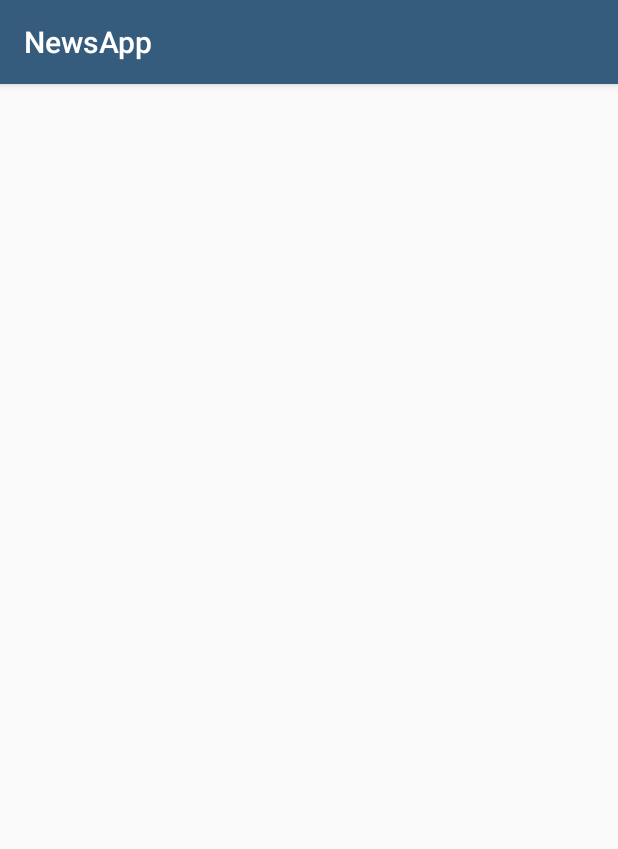
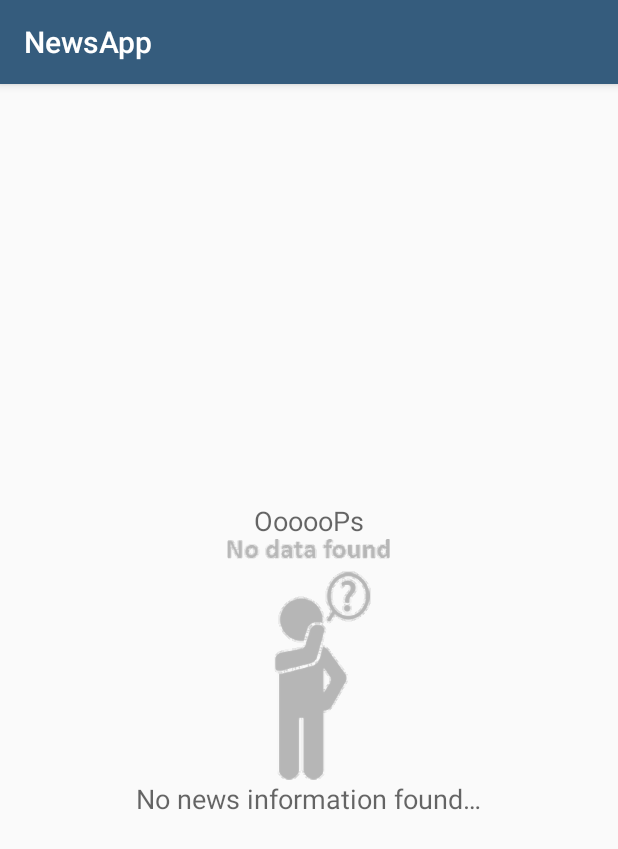
Before and after one commit to fragargon/NewsApp, an Android app: the screen it shows after launch (MainActivity), on a phone screen of 412 x 824 dp. Shown: the top 849 px of the screen. Run offline under Robolectric (Android 15) with nearby library versions, the phone set to English and light mode, and no system bars; 1 statement that could not run was skipped.

Commit message:
add EmptyRecyclerView subClass

```diff
--- a/app/src/main/java/com/example/android/newsapp/MainActivity.java
+++ b/app/src/main/java/com/example/android/newsapp/MainActivity.java
@@ -5,10 +5,11 @@ import android.content.Loader;
 import android.os.Bundle;
 import android.support.v7.app.AppCompatActivity;
 import android.support.v7.widget.LinearLayoutManager;
-import android.support.v7.widget.RecyclerView;
 import android.view.View;
+import android.widget.ImageView;
 import android.widget.TextView;
 
+import com.example.android.newsapp.adapter.EmptyRecyclerView;
 import com.example.android.newsapp.adapter.NewsAdapter;
 import com.example.android.newsapp.model.Constant;
 import com.example.android.newsapp.model.News;
@@ -24,8 +25,11 @@ public class MainActivity extends AppCompatActivity implements
 
     /* Various initializer */
     private NewsAdapter newsAdapter;
-    private RecyclerView recyclerView;
-    private TextView emptyView;
+    private EmptyRecyclerView recyclerView;
+    private TextView tv1;
+    private TextView tv2;
+    private ImageView imageView;
+    private View emptyView;
     private List<News> newsList;
 
     @Override
@@ -34,8 +38,10 @@ public class MainActivity extends AppCompatActivity implements
         setContentView(R.layout.activity_main);
 
         /* Getting the UI */
-        recyclerView = findViewById(R.id.recycler_view);
-        emptyView = findViewById(R.id.empty_view);
+        initViews();
+
+        /* set empty view */
+        recyclerView.setEmptyView(emptyView);
 
         /* set the layout recyclerView. */
         recyclerView.setLayoutManager(new LinearLayoutManager(this));
@@ -53,14 +59,14 @@ public class MainActivity extends AppCompatActivity implements
         loaderManager.initLoader(Constant.NEWS_LOADER_ID, null, this);
     }
 
-    private void setEmptyView(List<News> data) {
-        if(data.size() == 0) {
-            recyclerView.setVisibility(View.GONE);
-            emptyView.setVisibility(View.VISIBLE);
-        } else{
-            recyclerView.setVisibility(View.VISIBLE);
-            emptyView.setVisibility(View.GONE);
-        }
+    private void initViews () {
+        // casting the Views.
+        recyclerView = findViewById(R.id.recycler_view);
+        emptyView = findViewById(R.id.empty_view);
+        tv1 = findViewById(R.id.text_view_empty1);
+        tv2 = findViewById(R.id.text_view_empty2);
+        imageView = findViewById(R.id.image_view_empty);
+
     }
 
     /**
@@ -77,7 +83,10 @@ public class MainActivity extends AppCompatActivity implements
      */
     @Override
     public void onLoadFinished(Loader<List<News>> loader, List<News> data) {
-        setEmptyView(data);
+        // Set empty state text to display "No news information found…"
+        tv1.setText(R.string.no_data);
+        tv2.setText(R.string.no_data_1);
+        imageView.setImageResource(R.drawable.nodatafound);
         // Clear the adapter of previous news data.
         newsAdapter.clearAll();
 
--- /dev/null
+++ b/app/src/main/java/com/example/android/newsapp/adapter/EmptyRecyclerView.java
@@ -0,0 +1,94 @@
+package com.example.android.newsapp.adapter;
+
+import android.content.Context;
+import android.support.v7.widget.RecyclerView;
+import android.util.AttributeSet;
+import android.view.View;
+
+/**
+ * Here is the source code for this EmptyRecyclerView
+ * https://gist.github.com/adelnizamutdinov/31c8f054d1af4588dc5c
+ * It's an implementation of an AdapterDataObserver that allows
+ * to set a View as the default empty layout for recyclerView.
+ * It's a subClass of RecyclerView.
+ */
+
+public class EmptyRecyclerView extends RecyclerView {
+
+    private View emptyView;
+
+
+    final private AdapterDataObserver observer = new AdapterDataObserver() {
+        @Override
+        public void onChanged() {
+            checkIfEmpty();
+        }
+
+        @Override
+        public void onItemRangeInserted(int positionStart, int itemCount) {
+            checkIfEmpty();
+        }
+
+        @Override
+        public void onItemRangeRemoved(int positionStart, int itemCount) {
+            checkIfEmpty();
+        }
+    };
+
+    public EmptyRecyclerView(Context context) {
+        super(context);
+    }
+
+    public EmptyRecyclerView(Context context, AttributeSet attrs) {
+        super(context, attrs);
+    }
+
+    public EmptyRecyclerView(Context context, AttributeSet attrs,
+                             int defStyle) {
+        super(context, attrs, defStyle);
+    }
+
+    /**
+     * This method checks if both the empty view and adapter are not null.
+     * If the item count provided by the adapter is equal to zero the empty
+     * view is shown and the EmptyRecyclerView is hidden.
+     * If the item count provided by the adapter is not zero then the empty
+     * view is hidden and the EmptyRecyclerView is shown.
+     */
+    void checkIfEmpty() {
+        if (emptyView != null && getAdapter() != null) {
+            final boolean emptyViewVisible =
+                    getAdapter().getItemCount() == 0;
+            emptyView.setVisibility(emptyViewVisible ? VISIBLE : GONE);
+            setVisibility(emptyViewVisible ? GONE : VISIBLE);
+        }
+    }
+
+    /**
+     *
+     * @param adapter override the method setAdapter of its superclass
+     *                and register an AdapterObserver whenever an adapter is set.
+     *                It also unregisters the observer whenever the adapter is changed or unset.
+     *                The AdapterObserver calls checkIfEmpty() every time it observes an event that
+     *                changes the content of the adapter.
+     *                CheckIfEmpty() is also called when the adapter or empty view are set.
+     */
+    @Override
+    public void setAdapter(Adapter adapter) {
+        final Adapter oldAdapter = getAdapter();
+        if (oldAdapter != null) {
+            oldAdapter.unregisterAdapterDataObserver(observer);
+        }
+        super.setAdapter(adapter);
+        if (adapter != null) {
+            adapter.registerAdapterDataObserver(observer);
+        }
+
+        checkIfEmpty();
+    }
+
+    public void setEmptyView(View emptyView) {
+        this.emptyView = emptyView;
+        checkIfEmpty();
+    }
+}
--- a/app/src/main/res/layout/activity_main.xml
+++ b/app/src/main/res/layout/activity_main.xml
@@ -6,18 +6,36 @@
     android:layout_height="match_parent"
     tools:context="com.example.android.newsapp.MainActivity">
 
-    <android.support.v7.widget.RecyclerView
+    <com.example.android.newsapp.adapter.EmptyRecyclerView
         android:id="@+id/recycler_view"
         android:layout_width="match_parent"
         android:layout_height="match_parent"/>
 
-    <!-- This display an emptyView -->
-    <TextView
+    <!-- Empty view is only visible when the list has no items. --> -->
+    <LinearLayout
         android:id="@+id/empty_view"
-        android:layout_width="wrap_content"
+        android:layout_width="match_parent"
         android:layout_height="wrap_content"
         android:layout_centerInParent="true"
-        tools:text="@string/no_data"
-        android:textAppearance="?android:textAppearanceMedium"/>
+        android:gravity="center_horizontal"
+        android:orientation="vertical">
+
+        <TextView
+            android:id="@+id/text_view_empty1"
+            android:layout_width="wrap_content"
+            android:layout_height="wrap_content"
+            android:textAppearance="?android:textAppearanceMedium"/>
+
+        <ImageView
+            android:id="@+id/image_view_empty"
+            android:layout_width="wrap_content"
+            android:layout_height="wrap_content" />
+
+        <TextView
+            android:id="@+id/text_view_empty2"
+            android:layout_width="wrap_content"
+            android:layout_height="wrap_content"
+            android:textAppearance="?android:textAppearanceMedium"/>
+    </LinearLayout>
 
 </RelativeLayout>
--- a/app/src/main/res/values/strings.xml
+++ b/app/src/main/res/values/strings.xml
@@ -1,4 +1,6 @@
 <resources>
     <string name="app_name">NewsApp</string>
-    <string name="no_data">No news information Available…</string>
+    <!-- Empty views -->
+    <string name="no_data">OooooPs</string>
+    <string name="no_data_1">No news information found…</string>
 </resources>
```
Also changed, not shown: app/src/main/res/drawable-hdpi/nodatafound.png (added), app/src/main/res/drawable-mdpi/nodatafound.png (added), app/src/main/res/drawable-xhdpi/nodatafound.png (added), app/src/main/res/drawable-xxhdpi/nodatafound.png (added), app/src/main/res/drawable-xxxhdpi/nodatafound.png (added).
